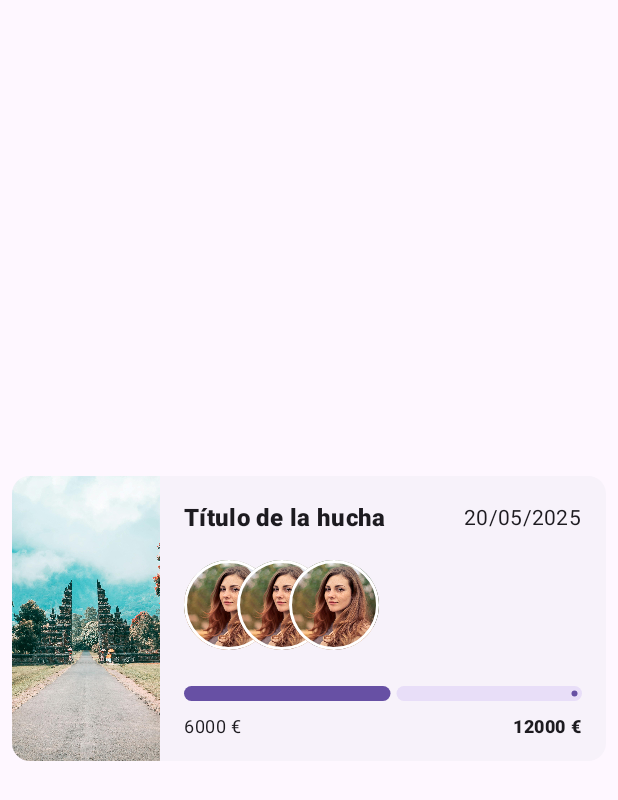
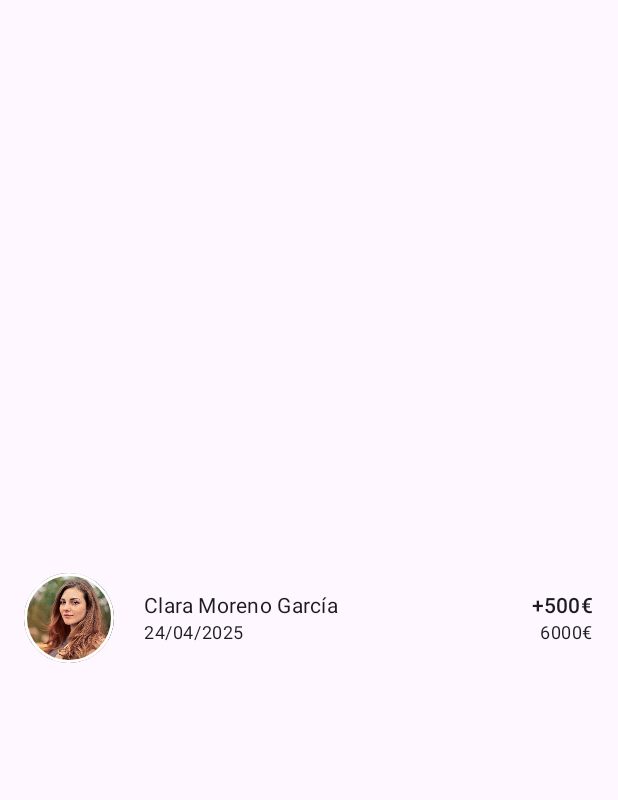
Before and after one commit to AnnaSolox/Kipon, an Android app built with Jetpack Compose: the screen it shows after launch (MainActivity), on a phone screen of 412 x 824 dp. Shown: the top 800 px of the screen. Run offline under Robolectric (Android 15) with nearby library versions, the phone set to English and light mode, and no system bars.

Commit message:
Composables y Screen hucha

```diff
--- a/app/src/main/java/com/annasolox/kipon/MainActivity.kt
+++ b/app/src/main/java/com/annasolox/kipon/MainActivity.kt
@@ -16,6 +16,7 @@ import androidx.compose.ui.Alignment
 import androidx.compose.ui.Modifier
 import androidx.compose.ui.tooling.preview.Preview
 import com.annasolox.kipon.ui.composables.AccountElevatedCard
+import com.annasolox.kipon.ui.composables.Contribution
 import com.annasolox.kipon.ui.composables.UserThumbnail
 import com.annasolox.kipon.ui.theme.KiponTheme
 
@@ -28,7 +29,7 @@ class MainActivity : ComponentActivity() {
                 Scaffold(modifier = Modifier.fillMaxSize()) { innerPadding ->
                     Box(Modifier.fillMaxSize().padding(innerPadding), contentAlignment = Alignment.Center){
                         Column(Modifier.fillMaxSize(), verticalArrangement = Arrangement.SpaceEvenly) {
-                            AccountElevatedCard()
+                            Contribution()
                         }
                     }
                 }
--- a/app/src/main/java/com/annasolox/kipon/ui/composables/AccountElevatedCard.kt
+++ b/app/src/main/java/com/annasolox/kipon/ui/composables/AccountElevatedCard.kt
@@ -8,7 +8,6 @@ import androidx.compose.foundation.layout.Spacer
 import androidx.compose.foundation.layout.fillMaxHeight
 import androidx.compose.foundation.layout.fillMaxWidth
 import androidx.compose.foundation.layout.height
-import androidx.compose.foundation.layout.offset
 import androidx.compose.foundation.layout.padding
 import androidx.compose.foundation.layout.size
 import androidx.compose.material3.ElevatedCard
@@ -20,10 +19,11 @@ import androidx.compose.ui.Modifier
 import androidx.compose.ui.layout.ContentScale
 import androidx.compose.ui.res.painterResource
 import androidx.compose.ui.text.font.FontWeight
+import androidx.compose.ui.tooling.preview.Preview
 import androidx.compose.ui.unit.dp
-import androidx.compose.ui.zIndex
 import com.annasolox.kipon.R
 
+@Preview
 @Composable
 fun AccountElevatedCard(users: Int = 3) {
     ElevatedCard(
@@ -66,14 +66,7 @@ fun AccountElevatedCard(users: Int = 3) {
 
                 Spacer(Modifier.size(16.dp))
 
-                Row {
-                    for (i in 0 until users) {
-                        UserThumbnail(modifier = Modifier
-                            .size(60.dp)
-                            .zIndex(i.toFloat())
-                            .offset(x = (-i * 25).dp))
-                    }
-                }
+                AccountMembers(users)
 
                 Spacer(Modifier.size(24.dp))
 
--- /dev/null
+++ b/app/src/main/java/com/annasolox/kipon/ui/composables/Contribution.kt
@@ -0,0 +1,45 @@
+package com.annasolox.kipon.ui.composables
+
+import androidx.compose.foundation.layout.Arrangement
+import androidx.compose.foundation.layout.Column
+import androidx.compose.foundation.layout.Row
+import androidx.compose.foundation.layout.Spacer
+import androidx.compose.foundation.layout.fillMaxWidth
+import androidx.compose.foundation.layout.padding
+import androidx.compose.foundation.layout.size
+import androidx.compose.material3.MaterialTheme
+import androidx.compose.material3.Text
+import androidx.compose.runtime.Composable
+import androidx.compose.ui.Alignment
+import androidx.compose.ui.Modifier
+import androidx.compose.ui.tooling.preview.Preview
+import androidx.compose.ui.unit.dp
+
+@Preview(showBackground = true)
+@Composable
+fun Contribution() {
+    Row(Modifier.fillMaxWidth().padding(horizontal = 16.dp),
+        verticalAlignment = Alignment.CenterVertically) {
+        UserThumbnail(Modifier.size(60.dp))
+
+        Spacer(Modifier.size(20.dp))
+
+        Column {
+            Row(
+                Modifier.fillMaxWidth(),
+                horizontalArrangement = Arrangement.SpaceBetween
+            ) {
+                Text(style = MaterialTheme.typography.bodyMedium, text = "Clara Moreno García")
+                Text(style = MaterialTheme.typography.titleSmall, text = "+500€")
+            }
+
+            Row(
+                Modifier.fillMaxWidth(),
+                horizontalArrangement = Arrangement.SpaceBetween
+            ) {
+                Text(style = MaterialTheme.typography.bodySmall, text = "24/04/2025")
+                Text(style = MaterialTheme.typography.bodySmall, text = "6000€")
+            }
+        }
+    }
+}
```
Also changed, not shown: app/src/main/java/com/annasolox/kipon/ui/composables/AccountMembers.kt (added, +21 -0 lines), app/src/main/java/com/annasolox/kipon/ui/screens/AccountDetailScreen.kt (added, +108 -0 lines).
